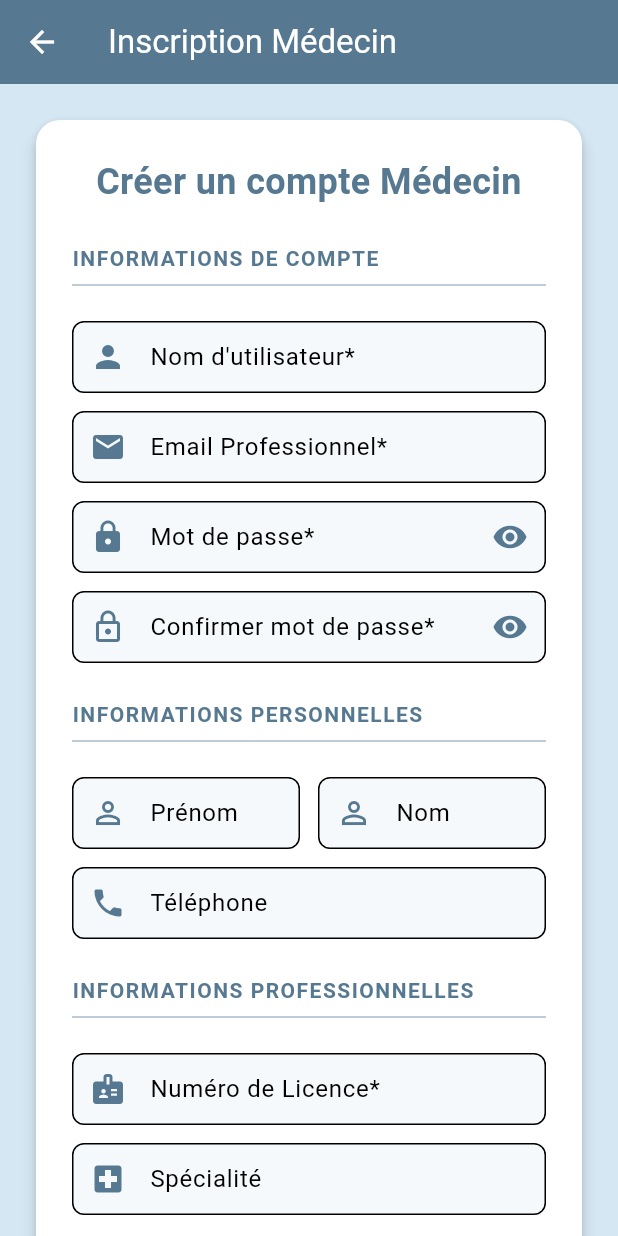
After one commit to Zahra0706/Application-de-gestion-medicale-FrontEnd, a Flutter app: the RegisterDoctorScreen screen opened directly, on a phone screen of 412 x 824 dp. The commit adds this screen. Run offline on Flutter 3.47's test engine with Material 3 defaults, Android fonts, the phone set to English and light mode, and no system bars; our stand-ins replace file_picker, pdf, printing, shared_preferences; accounts and stored records are empty.

Commit message:
Add doctor signup link and doctor registration screen

```diff
--- /dev/null
+++ b/lib/views/auth/register_doctor_screen.dart
@@ -0,0 +1,339 @@
+import 'package:flutter/material.dart';
+import 'package:provider/provider.dart';
+import '../../view_models/auth_view_model.dart';
+import 'combined_login_screen.dart';
+
+class RegisterDoctorScreen extends StatefulWidget {
+  const RegisterDoctorScreen({super.key});
+
+  @override
+  State<RegisterDoctorScreen> createState() => _RegisterDoctorScreenState();
+}
+
+class _RegisterDoctorScreenState extends State<RegisterDoctorScreen> {
+  final _formKey = GlobalKey<FormState>();
+  final _usernameController = TextEditingController();
+  final _emailController = TextEditingController();
+  final _passwordController = TextEditingController();
+  final _confirmPasswordController = TextEditingController();
+  final _firstNameController = TextEditingController();
+  final _lastNameController = TextEditingController();
+  final _phoneController = TextEditingController();
+  final _licenseNumberController = TextEditingController();
+  final _specialityController = TextEditingController();
+
+  bool _obscurePassword = true;
+  bool _obscureConfirmPassword = true;
+
+  @override
+  Widget build(BuildContext context) {
+    // Medical Blue Palette
+    const primaryColor = Color.fromARGB(255, 86, 121, 145);
+    const lightBackground = Color.fromARGB(255, 213, 231, 243);
+
+    return Scaffold(
+      backgroundColor: lightBackground,
+      appBar: AppBar(
+        title: const Text('Inscription Médecin'),
+        backgroundColor: primaryColor,
+        foregroundColor: Colors.white,
+        elevation: 0,
+      ),
+      body: Center(
+        child: SingleChildScrollView(
+          padding: const EdgeInsets.all(20.0),
+          child: ConstrainedBox(
+            constraints: const BoxConstraints(maxWidth: 600),
+            child: Card(
+              elevation: 4,
+              shape: RoundedRectangleBorder(
+                borderRadius: BorderRadius.circular(16),
+              ),
+              child: Padding(
+                padding: const EdgeInsets.all(24.0),
+                child: Form(
+                  key: _formKey,
+                  child: Column(
+                    crossAxisAlignment: CrossAxisAlignment.stretch,
+                    children: [
+                      Text(
+                        'Créer un compte Médecin',
+                        style: TextStyle(
+                          fontSize: 24,
+                          fontWeight: FontWeight.bold,
+                          color: primaryColor,
+                        ),
+                        textAlign: TextAlign.center,
+                      ),
+                      const SizedBox(height: 24),
+
+                      // Section: Informations de Compte
+                      _buildSectionHeader(
+                        'Informations de Compte',
+                        primaryColor,
+                      ),
+                      const SizedBox(height: 16),
+                      TextFormField(
+                        controller: _usernameController,
+                        decoration: _buildInputDecoration(
+                          'Nom d\'utilisateur*',
+                          Icons.person,
+                          primaryColor,
+                        ),
+                        validator: (value) =>
+                            value == null || value.isEmpty ? 'Requis' : null,
+                      ),
+                      const SizedBox(height: 12),
+                      TextFormField(
+                        controller: _emailController,
+                        decoration: _buildInputDecoration(
+                          'Email Professionnel*',
+                          Icons.email,
+                          primaryColor,
+                        ),
+                        keyboardType: TextInputType.emailAddress,
+                        validator: (value) {
+                          if (value == null || value.isEmpty) return 'Requis';
+                          if (!value.contains('@')) return 'Email invalide';
+                          return null;
+                        },
+                      ),
+                      const SizedBox(height: 12),
+                      TextFormField(
+                        controller: _passwordController,
+                        decoration:
+                            _buildInputDecoration(
+                              'Mot de passe*',
+                              Icons.lock,
+                              primaryColor,
+                            ).copyWith(
+                              suffixIcon: IconButton(
+                                icon: Icon(
+                                  _obscurePassword
+                                      ? Icons.visibility
+                                      : Icons.visibility_off,
+                                  color: primaryColor,
+                                ),
+                                onPressed: () {
+                                  setState(() {
+                                    _obscurePassword = !_obscurePassword;
+                                  });
+                                },
+                              ),
+                            ),
+                        obscureText: _obscurePassword,
+                        validator: (value) =>
+                            (value == null || value.length < 6)
+                            ? 'Min 6 caractères'
+                            : null,
+                      ),
+                      const SizedBox(height: 12),
+                      TextFormField(
+                        controller: _confirmPasswordController,
+                        decoration:
+                            _buildInputDecoration(
+                              'Confirmer mot de passe*',
+                              Icons.lock_outline,
+                              primaryColor,
+                            ).copyWith(
+                              suffixIcon: IconButton(
+                                icon: Icon(
+                                  _obscureConfirmPassword
+                                      ? Icons.visibility
+                                      : Icons.visibility_off,
+                                  color: primaryColor,
+                                ),
+                                onPressed: () {
+                                  setState(() {
+                                    _obscureConfirmPassword =
+                                        !_obscureConfirmPassword;
+                                  });
+                                },
+                              ),
+                            ),
+                        obscureText: _obscureConfirmPassword,
+                        validator: (value) {
+                          if (value == null || value.isEmpty) return 'Requis';
+                          if (value != _passwordController.text)
+                            return 'Les mots de passe ne correspondent pas';
+                          return null;
+                        },
+                      ),
+                      const SizedBox(height: 24),
+
+                      // Section: Informations Personnelles
+                      _buildSectionHeader(
+                        'Informations Personnelles',
+                        primaryColor,
+                      ),
+                      const SizedBox(height: 16),
+                      Row(
+                        children: [
+                          Expanded(
+                            child: TextFormField(
+                              controller: _firstNameController,
+                              decoration: _buildInputDecoration(
+                                'Prénom',
+                                Icons.person_outline,
+                                primaryColor,
+                              ),
+                            ),
+                          ),
+                          const SizedBox(width: 12),
+                          Expanded(
+                            child: TextFormField(
+                              controller: _lastNameController,
+                              decoration: _buildInputDecoration(
+                                'Nom',
+                                Icons.person_outline,
+                                primaryColor,
+                              ),
+                            ),
+                          ),
+                        ],
+                      ),
+                      const SizedBox(height: 12),
+                      TextFormField(
+                        controller: _phoneController,
+                        decoration: _buildInputDecoration(
+                          'Téléphone',
+                          Icons.phone,
+                          primaryColor,
+                        ),
+                        keyboardType: TextInputType.phone,
+                      ),
+                      const SizedBox(height: 24),
+
+                      // Section: Informations Professionnelles
+                      _buildSectionHeader(
+                        'Informations Professionnelles',
+                        primaryColor,
+                      ),
+                      const SizedBox(height: 16),
+                      TextFormField(
+                        controller: _licenseNumberController,
+                        decoration: _buildInputDecoration(
+                          'Numéro de Licence*',
+                          Icons.badge,
+                          primaryColor,
+                        ),
+                         validator: (value) =>
+                            value == null || value.isEmpty ? 'Requis' : null,
+                      ),
+                      const SizedBox(height: 12),
+                      TextFormField(
+                        controller: _specialityController,
+                        decoration: _buildInputDecoration(
+                          'Spécialité',
+                          Icons.local_hospital,
+                          primaryColor,
+                        ),
+                      ),
+
+                      const SizedBox(height: 32),
+
+                      ElevatedButton(
+                        onPressed: () {
+                          if (_formKey.currentState!.validate()) {
+                            // Placeholder for registration logic
+                            ScaffoldMessenger.of(context).showSnackBar(
+                              const SnackBar(
+                                content: Text(
+                                  'Inscription médecin non implémentée (Backend manquant)',
+                                ),
+                                backgroundColor: Colors.orange,
+                              ),
+                            );
+                          }
+                        },
+                        style: ElevatedButton.styleFrom(
+                          backgroundColor: primaryColor,
+                          foregroundColor: Colors.white,
+                          padding: const EdgeInsets.symmetric(
+                            vertical: 16,
+                          ),
+                          shape: RoundedRectangleBorder(
+                            borderRadius: BorderRadius.circular(8),
+                          ),
+                          elevation: 2,
+                        ),
+                        child: const Text(
+                          "S'INSCRIRE",
+                          style: TextStyle(
+                            fontSize: 16,
+                            fontWeight: FontWeight.bold,
+                          ),
+                        ),
+                      ),
+
+                      const SizedBox(height: 16),
+                      Row(
+                        mainAxisAlignment: MainAxisAlignment.center,
+                        children: [
+                          const Text("Déjà un compte ? "),
+                          GestureDetector(
+                            onTap: () {
+                              Navigator.pushReplacement(
+                                context,
+                                MaterialPageRoute(
+                                  builder: (context) =>
+                                      const CombinedLoginScreen(),
+                                ),
+                              );
+                            },
+                            child: const Text(
+                              "Se connecter",
+                              style: TextStyle(
+                                color: Color.fromARGB(255, 86, 121, 145),
+                                fontWeight: FontWeight.bold,
+                              ),
+                            ),
+                          ),
+                        ],
+                      ),
+                    ],
+                  ),
+                ),
+              ),
+            ),
+          ),
+        ),
+      ),
+    );
+  }
+
+  InputDecoration _buildInputDecoration(
+    String label,
+    IconData icon,
+    Color color,
+  ) {
+    return InputDecoration(
+      labelText: label,
+      prefixIcon: Icon(icon, color: color),
+      border: OutlineInputBorder(borderRadius: BorderRadius.circular(8)),
+      contentPadding: const EdgeInsets.symmetric(horizontal: 16, vertical: 12),
+      filled: true,
+      fillColor: const Color(
+        0xFFF5F9FC,
+      ), // Very light blue/grey for input background
+    );
+  }
+
+  Widget _buildSectionHeader(String title, Color color) {
+    return Column(
+      crossAxisAlignment: CrossAxisAlignment.start,
+      children: [
+        Text(
+          title.toUpperCase(),
+          style: TextStyle(
+            color: color,
+            fontWeight: FontWeight.bold,
+            fontSize: 14,
+            letterSpacing: 1.0,
+          ),
+        ),
+        Divider(color: color.withOpacity(0.5), thickness: 1),
+      ],
+    );
+  }
+}
--- a/lib/views/auth/widgets/doctor_login_form.dart
+++ b/lib/views/auth/widgets/doctor_login_form.dart
@@ -1,8 +1,7 @@
 import 'package:flutter/material.dart';
 import 'package:provider/provider.dart';
 import '../../../view_models/doctor_auth_view_model.dart';
-// If doctor registration exists, import it here. For now no register link for doctor requested or implied as strictly managed.
-// User only asked for Patient Register link usage.
+import '../register_doctor_screen.dart';
 
 class DoctorLoginForm extends StatefulWidget {
   const DoctorLoginForm({Key? key}) : super(key: key);
@@ -179,6 +178,33 @@ class _DoctorLoginFormState extends State<DoctorLoginForm> {
                     ),
             ),
           ),
+
+          const SizedBox(height: 20),
+
+          // Register Link for Doctor
+          Row(
+            mainAxisAlignment: MainAxisAlignment.center,
+            children: [
+              const Text("Pas encore de compte ? "),
+              GestureDetector(
+                onTap: () {
+                  Navigator.push(
+                    context,
+                    MaterialPageRoute(
+                      builder: (context) => const RegisterDoctorScreen(),
+                    ),
+                  );
+                },
+                child: const Text(
+                  "S'inscrire",
+                  style: TextStyle(
+                    color: Color.fromARGB(255, 86, 121, 145),
+                    fontWeight: FontWeight.bold,
+                  ),
+                ),
+              ),
+            ],
+          ),
         ],
       ),
     );
```
